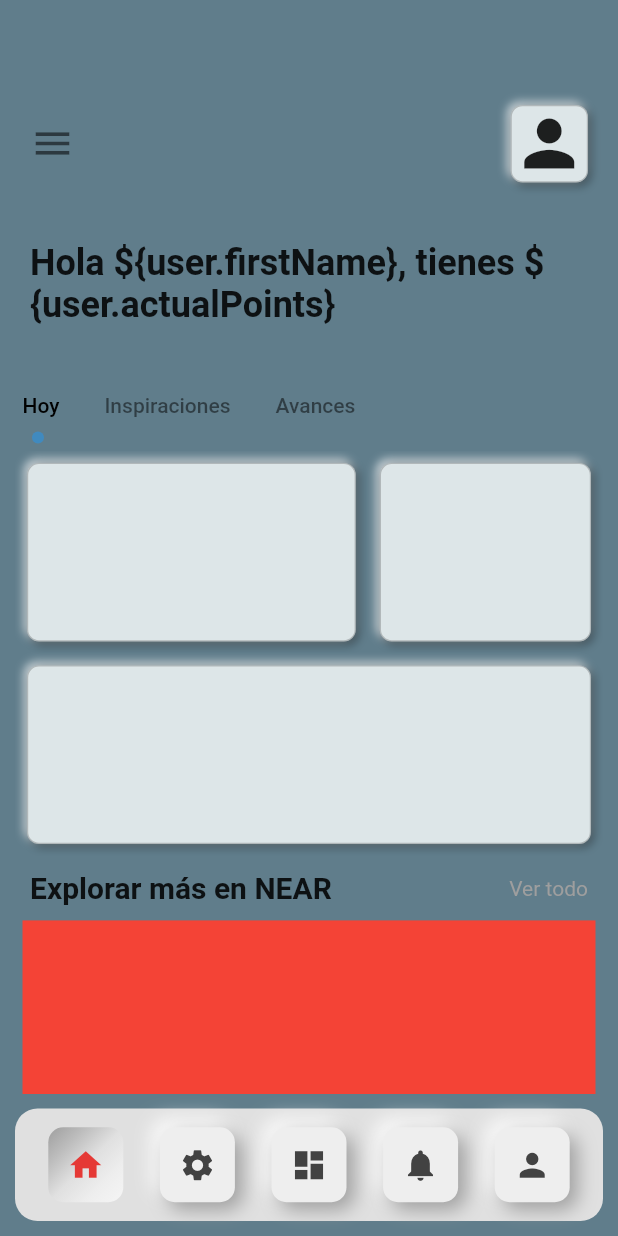
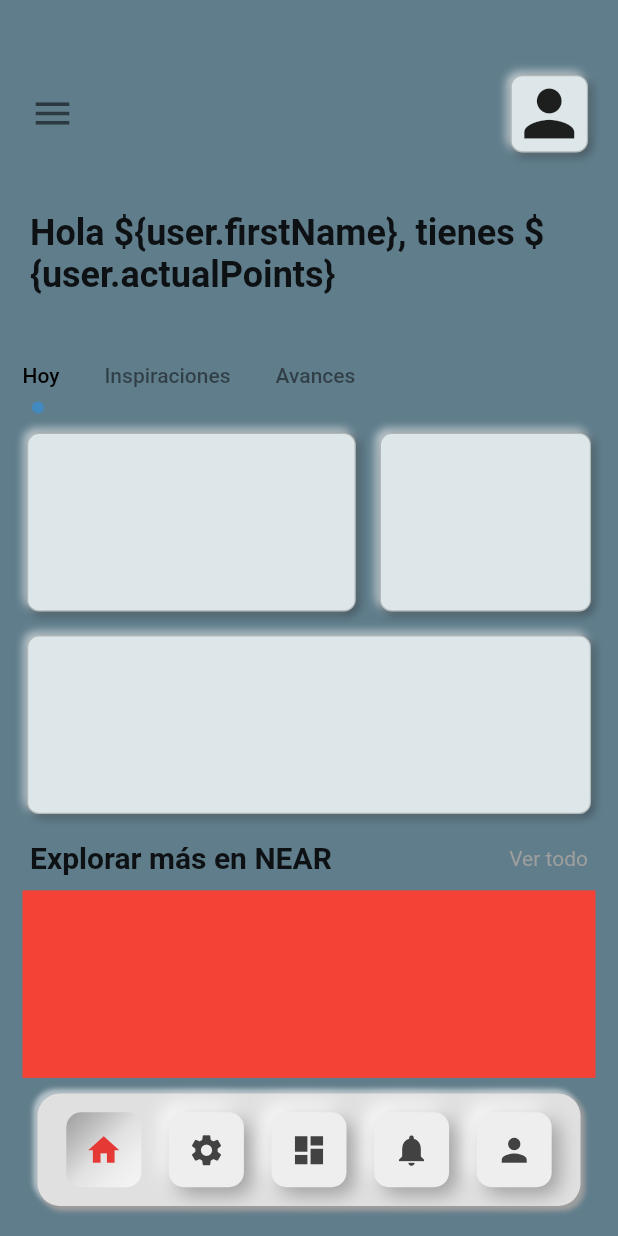
Before and after one commit to JuEnPeHa/near_learning_app, a Flutter app: the HomeScreen screen opened directly, on a phone screen of 412 x 824 dp. Run offline on Flutter 3.47's test engine with Material 2 defaults, Android fonts, the phone set to English and light mode, and no system bars; drawn by our look-alikes of flutter_neumorphic; our stand-ins replace curved_navigation_bar, image_picker, supabase, supabase_flutter; accounts and stored records are empty; statements that could not run were skipped.

```diff
--- a/lib/components/auth_required_state.dart
+++ b/lib/components/auth_required_state.dart
@@ -7,7 +7,7 @@ class AuthRequiredState<T extends StatefulWidget>
       void onUnauthenticated() {
         if (mounted) {
           /// Users will be sent back to the LoginPage if they sign out.
-          Navigator.of(context).pushNamedAndRemoveUntil('/login', (route) => false);
+          Navigator.of(context).pushNamedAndRemoveUntil('login', (route) => false);
         }
       }
     }
--- a/lib/components/auth_state.dart
+++ b/lib/components/auth_state.dart
@@ -6,7 +6,7 @@ class AuthState<T extends StatefulWidget> extends SupabaseAuthState<T> {
   @override
   void onUnauthenticated() {
     if (mounted) {
-      Navigator.of(context).pushNamedAndRemoveUntil('/login', (route) => false);
+      Navigator.of(context).pushNamedAndRemoveUntil('login', (route) => false);
     }
   }
 
@@ -14,7 +14,7 @@ class AuthState<T extends StatefulWidget> extends SupabaseAuthState<T> {
   void onAuthenticated(Session session) {
     if (mounted) {
       Navigator.of(context)
-          .pushNamedAndRemoveUntil('/account', (route) => false);
+          .pushNamedAndRemoveUntil('account', (route) => false);
     }
   }
 
--- a/lib/pages/home_page.dart
+++ b/lib/pages/home_page.dart
@@ -19,7 +19,7 @@ class _HomePageState extends State<HomePage> with TickerProviderStateMixin {
         crossAxisAlignment: CrossAxisAlignment.start,
         children: [
           Container(
-            padding: const EdgeInsets.only(top: 70, left: 20),
+            padding: const EdgeInsets.only(top: 50, left: 20),
             child: Row(
               children: [
                 const Icon(
--- a/lib/pages/home_screen.dart
+++ b/lib/pages/home_screen.dart
@@ -97,12 +97,26 @@ class _HomeScreenState extends State<HomeScreen> {
       backgroundColor: Colors.blueGrey[500],
       body: screens[selectedIndex],
       bottomNavigationBar: Padding(
-        padding: const EdgeInsets.all(10.0),
+        padding: const EdgeInsets.only(bottom: 20, left: 25, right: 25),
         child: Container(
           width: MediaQuery.of(context).size.width,
           height: 75.0,
-          padding: const EdgeInsets.symmetric(horizontal: 10.0),
+          padding: const EdgeInsets.only(left: 10.0, right: 10.0),
           decoration: BoxDecoration(
+              boxShadow: [
+                const BoxShadow(
+                  color: Colors.white54,
+                  offset: Offset(-2.5, -2.5),
+                  blurRadius: 2.0,
+                  spreadRadius: 0.5,
+                ),
+                BoxShadow(
+                  color: Colors.grey.shade500,
+                  offset: const Offset(2.5, 2.5),
+                  blurRadius: 2.0,
+                  spreadRadius: 0.5,
+                ),
+              ],
               borderRadius: const BorderRadius.only(
                 topLeft: Radius.circular(15.0),
                 topRight: Radius.circular(15.0),
@@ -110,7 +124,7 @@ class _HomeScreenState extends State<HomeScreen> {
                 bottomRight: Radius.circular(15.0),
               ),
               color: Colors.grey[300]),
-          child: SafeArea(
+          child: Center(
             child: Row(
               mainAxisAlignment: MainAxisAlignment.spaceAround,
               children: items.map((item) {
```
Also changed, not shown: lib/main.dart (+6 -5 lines), 3 other files.
